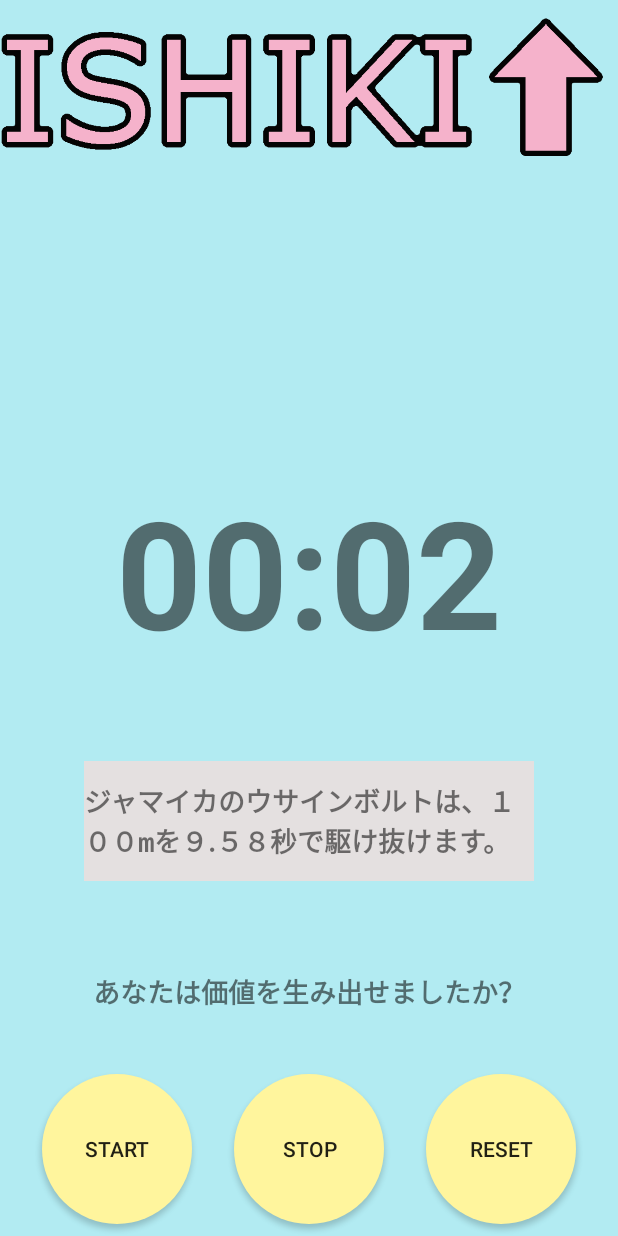
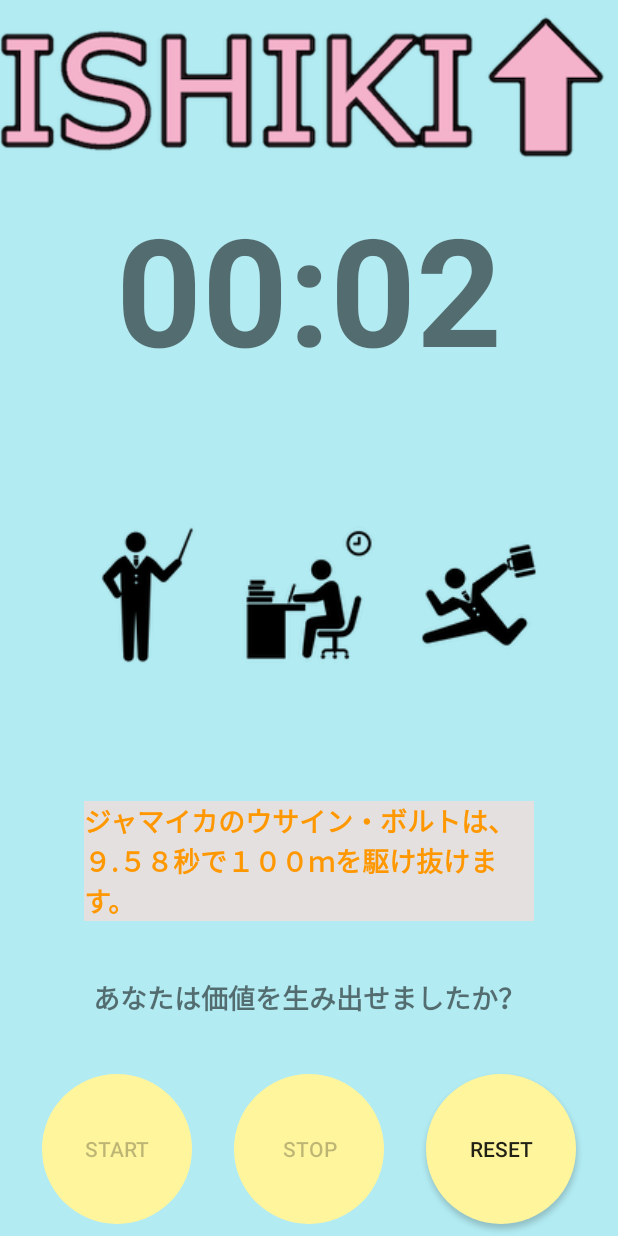
Before and after one commit to tack-ayumu/ISHIKI, an Android app: the screen it shows after launch (MainActivity), after a tap on "STOP", on a phone screen of 412 x 824 dp. Run offline under Robolectric (Android 15) with nearby library versions, the phone set to English and light mode, and no system bars; 1 other tap on this screen came first.

Commit message:
add image and text,fix layout

```diff
--- a/app/src/main/java/jp/wings/nikkeibp/ishiki/MainActivity.kt
+++ b/app/src/main/java/jp/wings/nikkeibp/ishiki/MainActivity.kt
@@ -15,10 +15,17 @@ class MainActivity : AppCompatActivity() {
         super.onCreate(savedInstanceState)
         setContentView(R.layout.activity_main)
 
-        //ボタンなどの画面部品を取得する
-
         //textViewを背景ごと消しておくための処置
         textView.visibility = View.INVISIBLE
+        //初期メッセージの表示
+        textView_Atstart_reset.setText(R.string.msg_atStart)
+        textView_Description.visibility = View.VISIBLE
+
+        //メッセージ誤表示防止のためresetボタンの無効化
+        stop.isEnabled = false
+        reset.isEnabled = false
+
+
 
         val typedArray =
             resources.getStringArray(R.array.list_random_msg)
@@ -40,11 +47,29 @@ class MainActivity : AppCompatActivity() {
 
         start.setOnClickListener{
             handler.post(runnable)
+            //startボタン二度押しによる誤作動防止
+            start.isEnabled = false
+            stop.isEnabled = true
+
+            //初期メッセージ,リセット時メッセージの非表示
+            textView_Atstart_reset.setText("")
+            textView_Description.visibility = View.INVISIBLE
+            //進行中、リセット時のメッセージを表示
+            textView_Inprogress.setText(R.string.msg_inprogress)
+
         }
+
 
         stop.setOnClickListener{
             handler.removeCallbacks(runnable)
-            textView2.setText(R.string.msg_question)
+            //進行中のメッセージを消す
+            textView_Inprogress.setText("")
+
+            //resetボタンの有効化
+            reset.isEnabled = true
+
+            //stopボタン二度押し防止
+            stop.isEnabled = false
 
             when(timeValue){
                 in 1..10 -> {
@@ -54,6 +79,7 @@ class MainActivity : AppCompatActivity() {
                     textView.visibility = View.VISIBLE
                     //textViewの中にランダムでメッセージを表示させる
                     textView.setText(values);
+                    textView2.setText(R.string.msg_question)
                 }
 
                 in 11..30 -> {
@@ -61,11 +87,10 @@ class MainActivity : AppCompatActivity() {
                     val values2 = typedArray2.get(rand)
                     //textViewを背景とセットで出し・・・
                     textView.visibility = View.VISIBLE
-                    //textViewの中にランダムでメッセージを表示させる
+                    //textViewの中にランダムでメッセージを表示
                     textView.setText(values2);
+                    textView2.visibility = View.VISIBLE
                 }
-
-
 
             }
 
@@ -79,12 +104,23 @@ class MainActivity : AppCompatActivity() {
             timeToText()?.let{
                 timeText.text = it
 
+                //表示されたメッセージの初期化
                 textView.setText("")
-                textView.setVisibility(View.INVISIBLE)
+                textView.visibility = View.INVISIBLE
                 textView2.setText("")
+                //リセット時のメッセージの表示
+                textView_Atstart_reset.setText(R.string.msg_atReset)
+            }
 
-            }
+            //スタート・ストップボタンの二度押しによる誤作動防止を解除
+            start.isEnabled = true
+            stop.isEnabled = false
+            reset.isEnabled = false
+
         }
+
+
+
     }
 
     fun timeToText(time:Int = 0):String?{
--- a/app/src/main/res/layout/activity_main.xml
+++ b/app/src/main/res/layout/activity_main.xml
@@ -2,12 +2,91 @@
 <androidx.constraintlayout.widget.ConstraintLayout xmlns:android="http://schemas.android.com/apk/res/android"
     xmlns:app="http://schemas.android.com/apk/res-auto"
     xmlns:tools="http://schemas.android.com/tools"
-    android:id="@+id/button1"
+    android:id="@+id/back-ground"
     android:layout_width="match_parent"
     android:layout_height="match_parent"
     android:background="#FFB2EBF2"
     tools:context=".MainActivity">
 
+    <ImageView
+        android:id="@+id/imageView_Ishiki"
+        android:layout_width="wrap_content"
+        android:layout_height="wrap_content"
+        android:scaleType="fitStart"
+        app:layout_constraintEnd_toEndOf="parent"
+        app:layout_constraintStart_toStartOf="parent"
+        app:layout_constraintTop_toTopOf="parent"
+        app:srcCompat="@drawable/rogo_ishiki" />
+
+
+    <TextView
+        android:id="@+id/timeText"
+        android:layout_width="wrap_content"
+        android:layout_height="wrap_content"
+        android:text="00:00"
+        android:textSize="100sp"
+        android:textStyle="bold"
+        app:layout_constraintEnd_toEndOf="parent"
+        app:layout_constraintStart_toStartOf="parent"
+        app:layout_constraintTop_toBottomOf="@+id/imageView_Ishiki" />
+
+
+    <LinearLayout
+        android:id="@+id/linearLayout3"
+        android:layout_width="0dp"
+        android:layout_height="wrap_content"
+        android:gravity="center"
+        app:layout_constraintBottom_toTopOf="@+id/textView"
+        app:layout_constraintEnd_toEndOf="parent"
+        app:layout_constraintStart_toStartOf="parent"
+        app:layout_constraintTop_toBottomOf="@+id/timeText">
+
+        <ImageView
+            android:id="@+id/imageView3"
+            android:layout_width="wrap_content"
+            android:layout_height="wrap_content"
+            app:srcCompat="@drawable/icon1" />
+
+        <ImageView
+            android:id="@+id/imageView4"
+            android:layout_width="wrap_content"
+            android:layout_height="wrap_content"
+            app:srcCompat="@drawable/icon2" />
+
+        <ImageView
+            android:id="@+id/imageView5"
+            android:layout_width="wrap_content"
+            android:layout_height="wrap_content"
+            app:srcCompat="@drawable/icon3" />
+    </LinearLayout>
+
+    <TextView
+        android:id="@+id/textView"
+        android:layout_width="300dp"
+        android:layout_height="wrap_content"
+        android:layout_marginBottom="210dp"
+        android:background="@drawable/textback_design"
+        android:fontFamily="sans-serif-condensed-light"
+        android:gravity="center|start"
+        android:textColor="#FF9800"
+        android:textSize="18sp"
+        android:textStyle="bold"
+        app:layout_constraintBottom_toBottomOf="parent"
+        app:layout_constraintEnd_toEndOf="parent"
+        app:layout_constraintStart_toStartOf="parent" />
+
+    <TextView
+        android:id="@+id/textView2"
+        android:layout_width="411dp"
+        android:layout_height="wrap_content"
+        android:gravity="center"
+        android:textSize="18sp"
+        android:textStyle="bold"
+        app:layout_constraintBottom_toTopOf="@+id/stop"
+        app:layout_constraintEnd_toEndOf="parent"
+        app:layout_constraintStart_toStartOf="parent"
+        app:layout_constraintTop_toBottomOf="@+id/textView"
+        tools:text="@string/msg_question" />
 
     <Button
         android:id="@+id/start"
@@ -45,55 +124,41 @@
         app:layout_constraintHorizontal_bias="0.5"
         app:layout_constraintStart_toEndOf="@+id/stop" />
 
-    <ImageView
-        android:id="@+id/imageView2"
+    <TextView
+        android:id="@+id/textView_Inprogress"
         android:layout_width="wrap_content"
         android:layout_height="wrap_content"
-        android:layout_marginBottom="144dp"
-        android:scaleType="fitStart"
-        app:layout_constraintBottom_toTopOf="@+id/button"
+        android:textColor="#3F51B5"
+        android:textSize="30sp"
+        android:textStyle="bold"
+        app:layout_constraintBottom_toTopOf="@+id/stop"
         app:layout_constraintEnd_toEndOf="parent"
-        app:layout_constraintHorizontal_bias="0.0"
+        app:layout_constraintHorizontal_bias="0.497"
         app:layout_constraintStart_toStartOf="parent"
-        app:layout_constraintTop_toTopOf="parent"
-        app:srcCompat="@drawable/rogo_ishiki" />
+        app:layout_constraintTop_toBottomOf="@+id/linearLayout3" />
 
     <TextView
-        android:id="@+id/timeText"
+        android:id="@+id/textView_Atstart_reset"
         android:layout_width="wrap_content"
         android:layout_height="wrap_content"
-        android:text="00:00"
-        android:textSize="100sp"
+        android:textColor="#F44336"
+        android:textSize="30sp"
         android:textStyle="bold"
+        app:layout_constraintBottom_toTopOf="@+id/stop"
         app:layout_constraintEnd_toEndOf="parent"
         app:layout_constraintStart_toStartOf="parent"
-        app:layout_constraintTop_toBottomOf="@+id/imageView2" />
+        app:layout_constraintTop_toBottomOf="@+id/linearLayout3" />
 
     <TextView
-        android:id="@+id/textView2"
-        android:layout_width="0dp"
+        android:id="@+id/textView_Description"
+        android:layout_width="300dp"
         android:layout_height="wrap_content"
-        android:layout_marginBottom="41dp"
-        android:gravity="center"
-        android:textSize="18sp"
-        android:textStyle="bold"
-        app:layout_constraintBottom_toTopOf="@+id/start"
+        android:text="このアプリは「意識高い人」の陰なる努力を応援し、「意識高いこと」をポジティブに肯定するためのアプリです。"
+        android:textColor="#F44336"
+        android:textSize="12sp"
         app:layout_constraintEnd_toEndOf="parent"
         app:layout_constraintStart_toStartOf="parent"
-        tools:text="@string/msg_question" />
+        app:layout_constraintTop_toBottomOf="@+id/textView_Inprogress" />
 
-    <TextView
-        android:id="@+id/textView"
-        android:layout_width="300dp"
-        android:layout_height="wrap_content"
-        android:background="@drawable/textback_design"
-        android:fontFamily="monospace"
-        android:gravity="center|start"
-        android:textSize="18sp"
-        android:textStyle="bold"
-        app:layout_constraintBottom_toTopOf="@+id/textView2"
-        app:layout_constraintEnd_toEndOf="parent"
-        app:layout_constraintStart_toStartOf="parent"
-        app:layout_constraintTop_toBottomOf="@+id/timeText" />
 
 </androidx.constraintlayout.widget.ConstraintLayout>
--- a/app/src/main/res/values/strings.xml
+++ b/app/src/main/res/values/strings.xml
@@ -3,21 +3,25 @@
     <string name="bt_start">START</string>
     <string name="bt_stop">STOP</string>
     <string name="bt_reset">RESET</string>
+
+    <string name="msg_atStart">Let\'s be ”ISHIKI-TAKAI”!!!</string>
+    <string name="msg_inprogress">Keep on ”ISHIKI-TAKAI”!!</string>
+    <string name="msg_atReset">Let\'s again!!”ISHIKI-TAKAI”!!</string>
+
     //固定メッセージ
     <string name="msg_question">あなたは価値を生み出せましたか？</string>
 
     //1~10秒
-    <string name="msg_mikitani">楽天・三木谷社長は、１秒間に約２万円稼ぎました。</string>
-    <string name="msg_son">ソフトバンク・孫社長は、１秒間に約４万円稼ぎました。</string>
-    <string name="msg_yanai">ファーストリテイリング・柳井社長は、１秒間に約５万円稼ぎました。</string>
-    <string name="msg_bill">ビルゲイツは、１秒間に約１１万円稼ぎました。</string>
+    <string name="msg_mikitani">楽天・三木谷社長は、１秒間に約２万円稼ぐそうです。</string>
+    <string name="msg_son">ソフトバンク・孫社長は、１秒間に約４万円稼ぐそうです。</string>
+    <string name="msg_yanai">ファーストリテイリング・柳井社長は、１秒間に約５万円稼ぐそうです。</string>
+    <string name="msg_bill">ビルゲイツは、１秒間に約１１万円稼ぐそうです。</string>
     <string name="msg_yozawa">実業家・与沢翼は、１秒で１億円稼ぐと言われています。</string>
-    <string name="msg_hasegawa">ボクサー・長谷川穂積は、1秒間に４発のパンチを繰り出します。</string>
+    <string name="msg_hasegawa">ボクサー・長谷川穂積は、1秒間に４発のパンチを繰り出しました。</string>
     <string name="msg_no_one">この短い秒数で価値を生み出せる人はなかなかいません…</string>
-    <string name="msg_volt">ジャマイカのウサインボルトは、１００mを９.５８秒で駆け抜けます。</string>
-    <string name="msg_ichiro">イチローは、約３．６秒で一塁（２７．４ ｍ）まで走りました。</string>
-    <string name="msg_yamada">野球選手の山田哲人は、約５.６秒で５０ mを駆け抜けました。</string>
-
+    <string name="msg_volt">ジャマイカのウサイン・ボルトは、９.５８秒で１００ｍを駆け抜けます。</string>
+    <string name="msg_ichiro">イチローは、約３．６秒で一塁（２７．４ ｍ）に到達しました。</string>
+    <string name="msg_yamada">野球選手・山田哲人は、約５.６秒で５０ｍを駆け抜けました。</string>
 
     //11~30秒
     <string name="msg_mikitani2">楽天・三木谷社長は、１０秒間に約２０万円稼ぎました。</string>
```
Also changed, not shown: app/src/main/res/drawable/icon1.png, app/src/main/res/drawable/icon2.png, app/src/main/res/drawable/icon3.png, app/src/main/res/drawable/rogo_ishiki.png, 5 other files.
